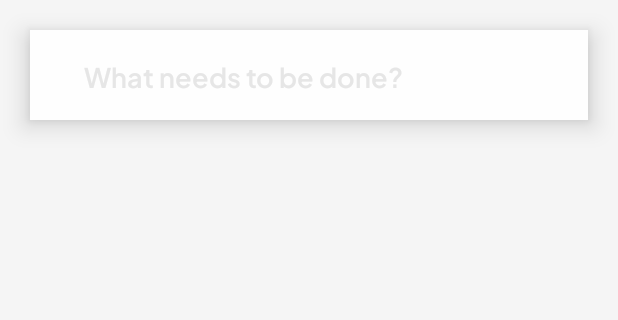
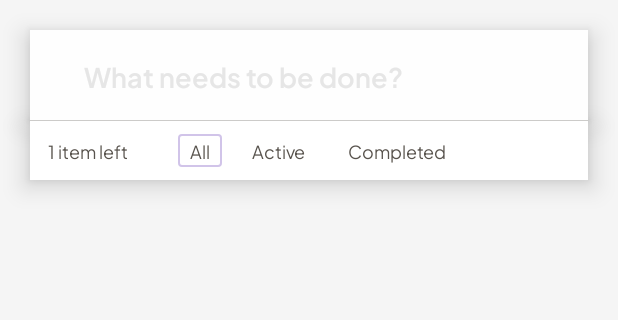
Before and after one commit to gustavodahora/todos, an Android app: the layout activity_main.xml on its own in the app's theme, with its tools: preview values and no code run, on a phone screen of 412 x 824 dp, the part 190-510 px from its top. Run offline under Robolectric (Android 15) with nearby library versions, the phone set to English and light mode, and no system bars.

Commit message:
Adding new component to control list

```diff
--- a/app/src/main/java/dev/gustavodahora/todos/view/MainActivity.kt
+++ b/app/src/main/java/dev/gustavodahora/todos/view/MainActivity.kt
@@ -44,4 +44,8 @@ class MainActivity : AppCompatActivity() {
         val imm = getSystemService(INPUT_METHOD_SERVICE) as InputMethodManager
         imm.showSoftInput(mBinding.editText, InputMethodManager.SHOW_IMPLICIT)
     }
+
+    private fun showRecycleControls() {
+
+    }
 }
--- /dev/null
+++ b/app/src/main/res/drawable/shape_line.xml
@@ -0,0 +1,5 @@
+<?xml version="1.0" encoding="utf-8"?>
+<shape xmlns:android="http://schemas.android.com/apk/res/android">
+    <stroke android:color="@color/primaryColor" android:width="1dp"/>
+    <corners android:radius="2dp"/>
+</shape>
--- a/app/src/main/res/layout/activity_main.xml
+++ b/app/src/main/res/layout/activity_main.xml
@@ -31,8 +31,6 @@
         android:layout_marginTop="20dp"
         android:layout_marginHorizontal="20dp"
         android:elevation="10dp"
-        android:clickable="true"
-        android:focusable="true"
         android:background="@color/background_color_grey_light"
         >
 
@@ -71,4 +69,96 @@
 
     </androidx.constraintlayout.widget.ConstraintLayout>
 
+
+    <androidx.constraintlayout.widget.ConstraintLayout
+        android:id="@+id/cnt_recycle_control"
+        android:layout_height="40dp"
+        android:layout_width="0dp"
+        app:layout_constraintStart_toStartOf="@id/cnt_edit_text"
+        app:layout_constraintEnd_toEndOf="@id/cnt_edit_text"
+        app:layout_constraintTop_toBottomOf="@id/cnt_edit_text"
+        android:background="@color/white"
+        android:elevation="10dp"
+        >
+
+        <View
+            android:layout_width="0dp"
+            android:layout_height="0.5dp"
+            android:background="@color/gray_edit_text"
+            app:layout_constraintStart_toStartOf="parent"
+            app:layout_constraintEnd_toEndOf="parent"
+            app:layout_constraintTop_toTopOf="parent"
+            android:alpha="0.3"
+            />
+        <TextView
+            android:id="@+id/textView"
+            android:layout_width="wrap_content"
+            android:layout_height="wrap_content"
+            android:layout_marginStart="12dp"
+            android:fontFamily="@font/plusjakartasans_regular"
+            android:text="@string/label_standard_count"
+            android:textColor="@color/gray_edit_text"
+            app:layout_constraintBottom_toBottomOf="parent"
+            app:layout_constraintStart_toStartOf="parent"
+            android:textSize="12sp"
+            app:layout_constraintTop_toTopOf="parent" />
+
+        <LinearLayout
+            android:layout_width="wrap_content"
+            android:layout_height="wrap_content"
+            android:orientation="horizontal"
+            app:layout_constraintBottom_toBottomOf="parent"
+            app:layout_constraintEnd_toEndOf="parent"
+            app:layout_constraintStart_toStartOf="parent"
+            android:gravity="center"
+            android:padding="4dp"
+            app:layout_constraintTop_toTopOf="parent">
+
+            <TextView
+                android:layout_width="wrap_content"
+                android:layout_height="wrap_content"
+                android:layout_marginStart="12dp"
+                android:fontFamily="@font/plusjakartasans_regular"
+                android:text="@string/all"
+                android:textSize="12sp"
+                android:background="@drawable/shape_line"
+                android:paddingHorizontal="8dp"
+                android:paddingVertical="2dp"
+                android:clickable="true"
+                android:focusable="true"
+                android:textColor="@color/gray_edit_text"
+               />
+
+            <TextView
+                android:layout_width="wrap_content"
+                android:layout_height="wrap_content"
+                android:layout_marginStart="12dp"
+                android:fontFamily="@font/plusjakartasans_regular"
+                android:text="@string/active"
+                android:textSize="12sp"
+                android:paddingHorizontal="8dp"
+                android:paddingVertical="2dp"
+                android:clickable="true"
+                android:focusable="true"
+                android:textColor="@color/gray_edit_text"
+                />
+
+            <TextView
+                android:layout_width="wrap_content"
+                android:layout_height="wrap_content"
+                android:layout_marginStart="12dp"
+                android:fontFamily="@font/plusjakartasans_regular"
+                android:text="@string/completed"
+                android:textSize="12sp"
+                android:paddingHorizontal="8dp"
+                android:clickable="true"
+                android:focusable="true"
+                android:paddingVertical="2dp"
+                android:textColor="@color/gray_edit_text"
+                />
+
+        </LinearLayout>
+
+    </androidx.constraintlayout.widget.ConstraintLayout>
+
 </androidx.constraintlayout.widget.ConstraintLayout>
--- a/app/src/main/res/values/strings.xml
+++ b/app/src/main/res/values/strings.xml
@@ -3,4 +3,8 @@
     <string name="logo">todos</string>
     <string name="hint_standard_edit_text">What needs to be done?</string>
     <string name="select_all_items_icon">Select all items icon</string>
+    <string name="label_standard_count">1 item left</string>
+    <string name="all">All</string>
+    <string name="active">Active</string>
+    <string name="completed">Completed</string>
 </resources>
```
